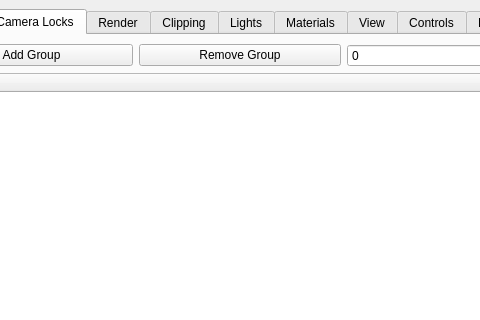
The window that src/Interface/Modules/Render/ViewSceneControls.ui (SCIInstitute/SCIRun) describes before a commit, drawn with Qt 5; both pictures show x 90 to 570 and y 0 to 320 of the 660 by 662 pixel window.
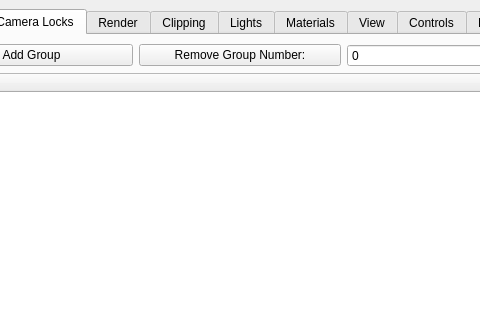
The same window after the commit.

```diff
--- a/src/Interface/Modules/Render/ViewSceneControls.ui
+++ b/src/Interface/Modules/Render/ViewSceneControls.ui
@@ -137,7 +137,7 @@
           <item>
            <widget class="QPushButton" name="removeGroup_">
             <property name="text">
-             <string>Remove Group</string>
+             <string>Remove Group Number:</string>
             </property>
            </widget>
           </item>
```
